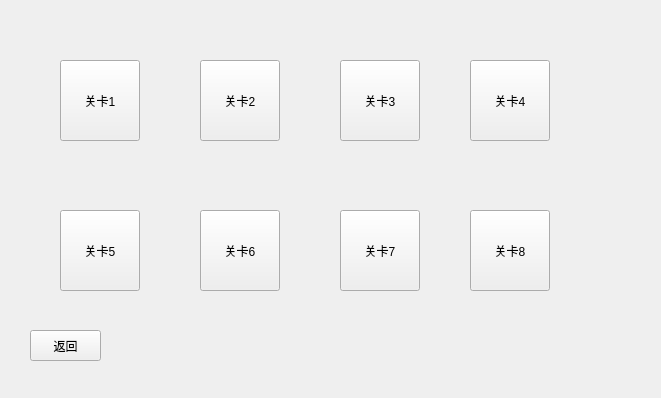
CalciumArgon/SnakeGame, file qlevel.ui: the form before one commit.
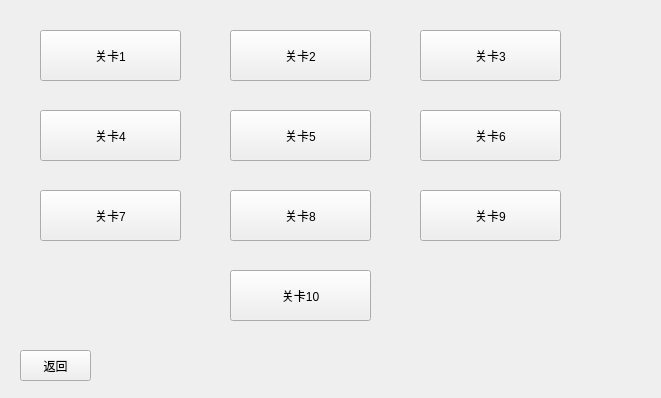
The form after the commit.

Patch:
```diff
--- a/qlevel.ui
+++ b/qlevel.ui
@@ -16,10 +16,10 @@
   <widget class="QPushButton" name="btnLev1">
    <property name="geometry">
     <rect>
-     <x>60</x>
-     <y>60</y>
-     <width>80</width>
-     <height>81</height>
+     <x>40</x>
+     <y>30</y>
+     <width>141</width>
+     <height>51</height>
     </rect>
    </property>
    <property name="text">
@@ -29,10 +29,10 @@
   <widget class="QPushButton" name="btnLev2">
    <property name="geometry">
     <rect>
-     <x>200</x>
-     <y>60</y>
-     <width>80</width>
-     <height>81</height>
+     <x>230</x>
+     <y>30</y>
+     <width>141</width>
+     <height>51</height>
     </rect>
    </property>
    <property name="text">
@@ -42,8 +42,8 @@
   <widget class="QPushButton" name="btnReturn">
    <property name="geometry">
     <rect>
-     <x>30</x>
-     <y>330</y>
+     <x>20</x>
+     <y>350</y>
      <width>71</width>
      <height>31</height>
     </rect>
@@ -55,10 +55,10 @@
   <widget class="QPushButton" name="btnLev3">
    <property name="geometry">
     <rect>
-     <x>340</x>
-     <y>60</y>
-     <width>80</width>
-     <height>81</height>
+     <x>420</x>
+     <y>30</y>
+     <width>141</width>
+     <height>51</height>
     </rect>
    </property>
    <property name="text">
@@ -68,10 +68,10 @@
   <widget class="QPushButton" name="btnLev4">
    <property name="geometry">
     <rect>
-     <x>470</x>
-     <y>60</y>
-     <width>80</width>
-     <height>81</height>
+     <x>40</x>
+     <y>110</y>
+     <width>141</width>
+     <height>51</height>
     </rect>
    </property>
    <property name="text">
@@ -81,10 +81,10 @@
   <widget class="QPushButton" name="btnLev5">
    <property name="geometry">
     <rect>
-     <x>60</x>
-     <y>210</y>
-     <width>80</width>
-     <height>81</height>
+     <x>230</x>
+     <y>110</y>
+     <width>141</width>
+     <height>51</height>
     </rect>
    </property>
    <property name="text">
@@ -94,10 +94,10 @@
   <widget class="QPushButton" name="btnLev6">
    <property name="geometry">
     <rect>
-     <x>200</x>
-     <y>210</y>
-     <width>80</width>
-     <height>81</height>
+     <x>420</x>
+     <y>110</y>
+     <width>141</width>
+     <height>51</height>
     </rect>
    </property>
    <property name="text">
@@ -107,10 +107,10 @@
   <widget class="QPushButton" name="btnLev7">
    <property name="geometry">
     <rect>
-     <x>340</x>
-     <y>210</y>
-     <width>80</width>
-     <height>81</height>
+     <x>40</x>
+     <y>190</y>
+     <width>141</width>
+     <height>51</height>
     </rect>
    </property>
    <property name="text">
@@ -120,16 +120,42 @@
   <widget class="QPushButton" name="btnLev8">
    <property name="geometry">
     <rect>
-     <x>470</x>
-     <y>210</y>
-     <width>80</width>
-     <height>81</height>
+     <x>230</x>
+     <y>190</y>
+     <width>141</width>
+     <height>51</height>
     </rect>
    </property>
    <property name="text">
     <string>关卡8</string>
    </property>
   </widget>
+  <widget class="QPushButton" name="btnLev9">
+   <property name="geometry">
+    <rect>
+     <x>230</x>
+     <y>270</y>
+     <width>141</width>
+     <height>51</height>
+    </rect>
+   </property>
+   <property name="text">
+    <string>关卡10</string>
+   </property>
+  </widget>
+  <widget class="QPushButton" name="btnLev10">
+   <property name="geometry">
+    <rect>
+     <x>420</x>
+     <y>190</y>
+     <width>141</width>
+     <height>51</height>
+    </rect>
+   </property>
+   <property name="text">
+    <string>关卡9</string>
+   </property>
+  </widget>
  </widget>
  <resources/>
  <connections>
```
